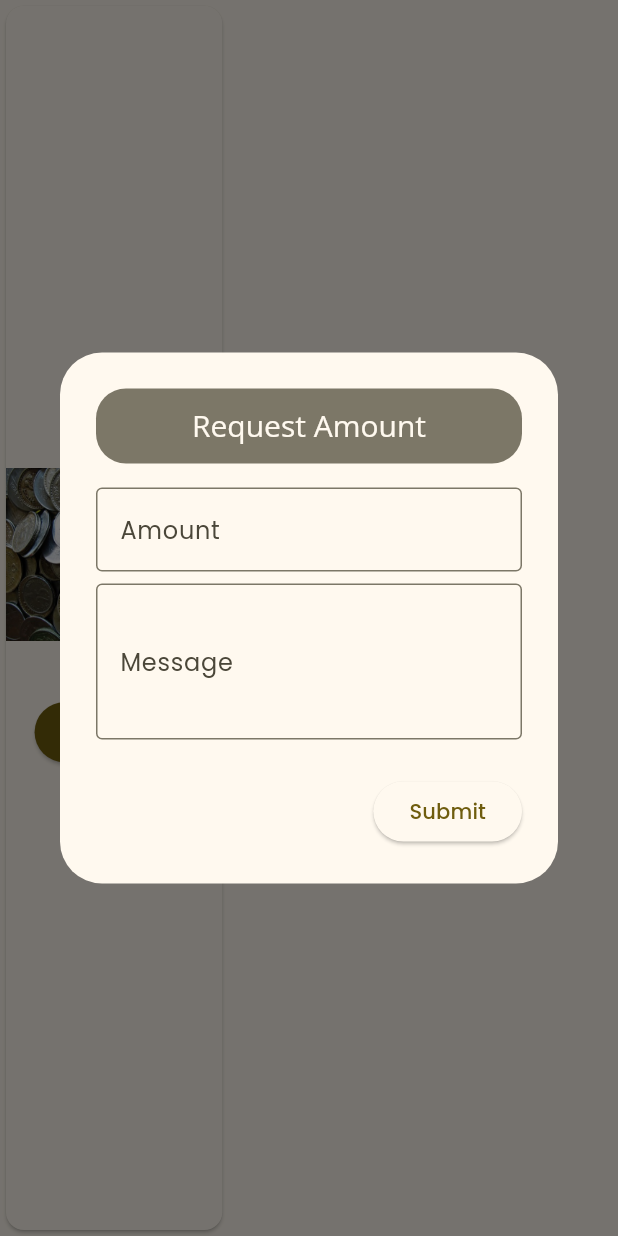
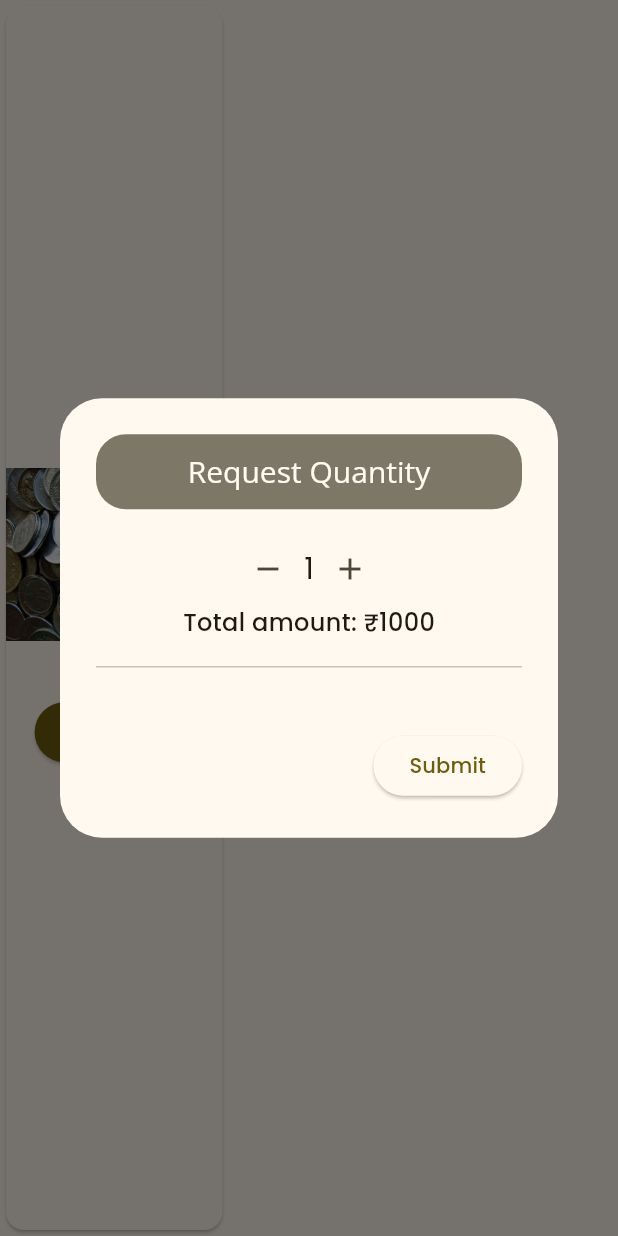
Before and after one commit to raguraman6066/sillaraiapp-flutter, a Flutter app: the CardWidget widget shown alone on an empty page, opened directly with empty values, after a tap on "Request", on a phone screen of 412 x 824 dp. Run offline on Flutter 3.47's test engine with Material 3 defaults, Android fonts, the light colour scheme and no system bars; our stand-ins replace cloud_firestore, firebase_core, firebase_messaging, google_fonts, shared_preferences; accounts and stored records are empty.

Commit message:
request quantity modified

```diff
--- a/lib/app_const.dart
+++ b/lib/app_const.dart
@@ -3,8 +3,14 @@ import 'widgets/card_widget.dart';
 
 const app_name="Coins App";
 
- final List<Coin> coinsNames = [
-    Coin(imageUrl: 'images/coins.jpeg', note: 'Coins'),
-    Coin(imageUrl: 'images/tenrupee.jpeg', note: '10rs Notes'),
-    Coin(imageUrl: 'images/twintyrupee.jpeg', note: '20rs Notes'),
-  ];
+final List<Coin> coinsNames = [
+  Coin(imageUrl: 'images/coins.jpeg', note: 'Coins'),
+  Coin(imageUrl: 'images/notes.png', note: 'Notes'),
+];
+
+class Coin {
+  final String imageUrl;
+  final String note;
+
+  Coin({required this.imageUrl, required this.note});
+}
--- a/lib/pages/home_page.dart
+++ b/lib/pages/home_page.dart
@@ -119,7 +119,7 @@ class _MyHomePageState extends State<MyHomePage> {
                 Navigator.pop(context); // Close the drawer
                 Navigator.push(
                   context,
-                  MaterialPageRoute(builder: (context) => RequestHistoryPage()),
+                  MaterialPageRoute(builder: (context) => RequestHistory()),
                 );
               },
             ),
--- a/lib/pages/request_history.dart
+++ b/lib/pages/request_history.dart
@@ -3,7 +3,7 @@ import 'package:cloud_firestore/cloud_firestore.dart';
 import 'package:shared_preferences/shared_preferences.dart';
 import 'package:intl/intl.dart';
 
-class RequestHistoryPage extends StatelessWidget {
+class RequestHistory extends StatelessWidget {
   Future<String?> _getMobileNumber() async {
     SharedPreferences prefs = await SharedPreferences.getInstance();
     return prefs.getString('mobileNumber');
@@ -11,7 +11,7 @@ class RequestHistoryPage extends StatelessWidget {
 
   String _formatTimestamp(Timestamp timestamp) {
     DateTime dateTime = timestamp.toDate();
-    return DateFormat('dd MMMM yyyy hh:mm a').format(dateTime);
+    return DateFormat('dd MMMM yyyy, hh:mm a').format(dateTime);
   }
 
   @override
@@ -55,16 +55,19 @@ class RequestHistoryPage extends StatelessWidget {
                 itemBuilder: (context, index) {
                   var request = requests[index];
                   return Card(
+                    margin: EdgeInsets.symmetric(vertical: 8.0, horizontal: 16.0),
                     child: ListTile(
                       title: Text('Type: ${request['requestType']}'),
-                      subtitle: Column(
-                        crossAxisAlignment: CrossAxisAlignment.start,
-                        children: [
-                          Text('Amount: ${request['amount']}'),
-                          Text('Message: ${request['message']}'),
-                          Text('Date: ${_formatTimestamp(request['timestamp'])}'),
-                          Text('Status: ${request['status']}'),
-                        ],
+                      subtitle: Padding(
+                        padding: const EdgeInsets.only(top: 8.0),
+                        child: Column(
+                          crossAxisAlignment: CrossAxisAlignment.start,
+                          children: [
+                            Text('Quantity: ${request['quantity']}'),
+                            Text('Status: ${request['status']}'),
+                            Text('Date: ${_formatTimestamp(request['timestamp'])}'),
+                          ],
+                        ),
                       ),
                     ),
                   );
--- a/lib/widgets/card_widget.dart
+++ b/lib/widgets/card_widget.dart
@@ -15,6 +15,7 @@ class CardWidget extends StatefulWidget {
 
 class _CardWidgetState extends State<CardWidget> {
   bool isClicked = false;
+  int quantity = 1; // Initial quantity
 
   @override
   Widget build(BuildContext context) {
@@ -52,15 +53,37 @@ class _CardWidgetState extends State<CardWidget> {
   }
 
   void _showBottomSheet(BuildContext context) {
-    var formKey = GlobalKey<FormState>();
-    String amount = '';
-    String message = '';
-
     showDialog(
       context: context,
       builder: (BuildContext context) {
         return StatefulBuilder(
           builder: (context, setState) {
+            int amount = 0; // Initialize amount to 0
+            int bundles20 = 0;
+            int bundles10 = 0;
+            if (widget.index == 0) {
+              // For coins
+              amount = quantity * 1000;
+            } else {
+              // For notes
+              if (quantity <= 4) {
+                amount = quantity * 1000;
+                bundles20 = quantity;
+              } else if (quantity == 5) {
+                amount = 5000;
+                bundles20 = 4;
+                bundles10 = 1;
+              } else if (quantity < 10) {
+                amount = 4000 + (quantity - 4) * 1000;
+                bundles20 = quantity;
+                bundles10 = 1;
+              } else if (quantity == 10) {
+                amount = 10000;
+                bundles20 = 8;
+                bundles10 = 2;
+              }
+            }
+
             return AlertDialog(
               title: Container(
                 height: 50,
@@ -70,7 +93,7 @@ class _CardWidgetState extends State<CardWidget> {
                 ),
                 child: Center(
                   child: Text(
-                    'Request Amount',
+                    'Request Quantity',
                     style: TextStyle(
                       color: Theme.of(context).canvasColor,
                       fontSize: 20,
@@ -78,46 +101,62 @@ class _CardWidgetState extends State<CardWidget> {
                   ),
                 ),
               ),
-              content: Form(
-                key: formKey,
-                child: Container(
+              content: Container(
                 width: MediaQuery.of(context).size.width * 0.90,
                 child: Column(
                   mainAxisSize: MainAxisSize.min,
                   children: <Widget>[
-                      TextFormField(
-                        decoration: InputDecoration(
-                          prefix: Text('₹ '),
-                          labelText: 'Amount',
-                          border: OutlineInputBorder(),
-                        ),
-                        onChanged: (value) {
+                    Row(
+                      mainAxisAlignment: MainAxisAlignment.center,
+                      children: [
+                        IconButton(
+                          icon: Icon(Icons.remove),
+                          onPressed: () {
                             setState(() {
-                            amount =
-                                value; // Update the amount variable when text changes
+                              if (quantity > 1) {
+                                quantity--;
+                              }
                             });
                           },
-                        validator: (value) {
-                          if (value == null || value.isEmpty) {
-                            return 'Amount is required';
+                        ),
+                        Text(
+                          quantity.toString(),
+                          style: TextStyle(fontSize: 20),
+                        ),
+                        IconButton(
+                          icon: Icon(Icons.add),
+                          onPressed: () {
+                            setState(() {
+                              if (quantity < 10) {
+                                quantity++;
                               }
-                          return null;
+                            });
                           },
-                        keyboardType: TextInputType.number,
-                      ),
-                      SizedBox(height: 8),
-                      TextFormField(
-                        decoration: InputDecoration(
-                          labelText: 'Message',
-                          border: OutlineInputBorder(),
-                        ),
-                        onChanged: (value) {
-                          message = value;
-                        },
-                        maxLines: 3,
                         ),
                       ],
                     ),
+                    Text(
+                      'Total amount: ₹$amount',
+                      style: TextStyle(fontSize: 16, fontWeight: FontWeight.w500),
+                    ),
+                    SizedBox(height: 10,),
+                    Divider(),
+                           SizedBox(height: 10,),
+                    if (widget.index == 1) // Display bundle details only for notes
+                      Column(
+                        children: [
+                          Text(
+                            'Bundles of ₹20: $bundles20',
+                            style: TextStyle(fontSize: 14),
+                          ),
+                          if (bundles10 > 0)
+                            Text(
+                              'Bundles of ₹10: $bundles10',
+                              style: TextStyle(fontSize: 14),
+                            ),
+                        ],
+                      ),
+                  ],
                 ),
               ),
               actions: <Widget>[
@@ -125,7 +164,6 @@ class _CardWidgetState extends State<CardWidget> {
                   onPressed: isClicked
                       ? null
                       : () async {
-                          if (formKey.currentState!.validate()) {
                           setState(() {
                             isClicked = true; // Show circular loading
                           });
@@ -134,7 +172,7 @@ class _CardWidgetState extends State<CardWidget> {
                           FocusScope.of(context).unfocus();
 
                           // Update Firestore
-                            _updateFirestore(amount, message);
+                          _updateFirestore(quantity);
 
                           // Simulate a delay (remove this line in your actual implementation)
                           await Future.delayed(Duration(seconds: 1));
@@ -144,7 +182,6 @@ class _CardWidgetState extends State<CardWidget> {
                           // Show toast and close dialog
                           _showToast(context);
                           Navigator.pop(context);
-                          }
                         },
                   child: isClicked
                       ? CircularProgressIndicator()
@@ -169,17 +206,15 @@ class _CardWidgetState extends State<CardWidget> {
     );
   }
 
-  void _updateFirestore(String amount, String message) async {
+  void _updateFirestore(int quantity) async {
     SharedPreferences sharedPreferences = await SharedPreferences.getInstance();
     String? mobileNumber = sharedPreferences.getString('mobileNumber');
 
     String requestType;
     if (widget.index == 0) {
       requestType = 'Coins';
-    } else if (widget.index == 1) {
-      requestType = '10rs';
     } else {
-      requestType = '20rs';
+      requestType = 'Notes';
     }
 
     await FirebaseFirestore.instance
@@ -188,8 +223,7 @@ class _CardWidgetState extends State<CardWidget> {
         .collection('requests')
         .add({
       'requestType': requestType,
-      'amount': amount,
-      'message': message,
+      'quantity': quantity,
       'status': 'Pending',
       'timestamp': FieldValue.serverTimestamp(),
     });
```
Also changed, not shown: images/notes.png (added), images/tenrupee.jpeg (deleted), images/twintyrupee.jpeg (deleted). Lines whose indentation alone changed are shown as unchanged.
